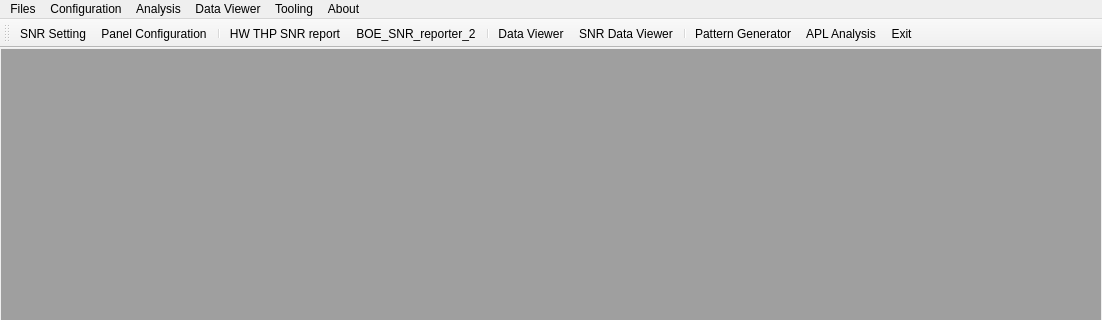
Malesilver/ETS_Data_Analyser, file data_analyser_main.ui: the form before one commit; both pictures show x 0 to 1102 and y 0 to 320 of the 1102 by 772 pixel window.
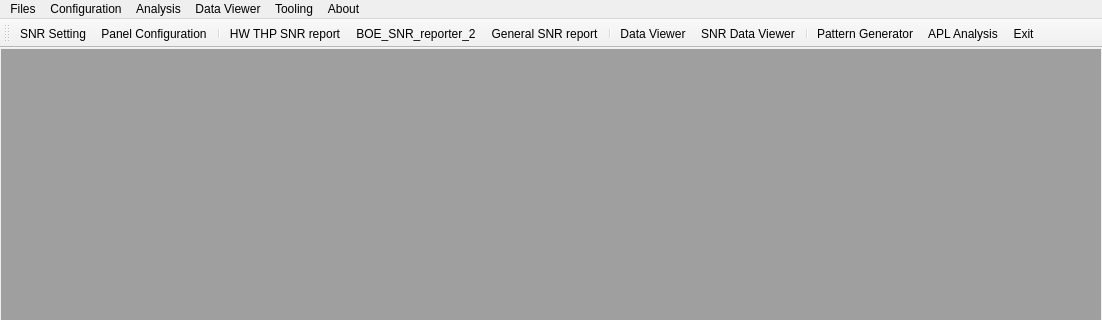
The form after the commit. Icons and pictures are not drawn.

Commit message: add new snr function for general pattern and methods

```diff
--- a/data_analyser_main.ui
+++ b/data_analyser_main.ui
@@ -107,6 +107,7 @@
    <addaction name="separator"/>
    <addaction name="actionHW_THP_SNR_report"/>
    <addaction name="action_BOE_SNR_reporter_2"/>
+   <addaction name="actionGeneral_SNR_report"/>
    <addaction name="separator"/>
    <addaction name="actionData_Viewer"/>
    <addaction name="actionSNR_Data_Viewer"/>
@@ -226,6 +227,15 @@
     <string>APL Analysis using RoT Format data</string>
    </property>
   </action>
+  <action name="actionGeneral_SNR_report">
+   <property name="icon">
+    <iconset>
+     <normaloff>icons/favicon.ico</normaloff>icons/favicon.ico</iconset>
+   </property>
+   <property name="text">
+    <string>General SNR report</string>
+   </property>
+  </action>
  </widget>
  <resources/>
  <connections/>
```
Left out of the diff: 1 changed line with no effect on the pictures. The commit also changes 18 other files.
